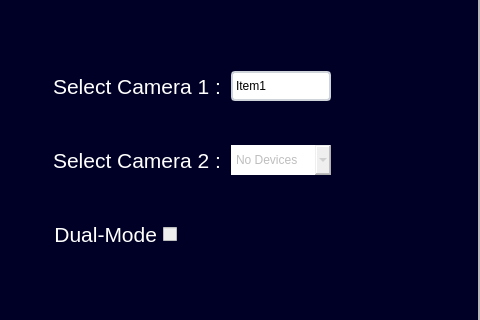
The window that ui/main_windows.ui (nlp4everyone/CameraApplication) describes before a commit, drawn with Qt 5; both pictures show x 549 to 1029 and y 116 to 436 of the 1029 by 600 pixel window.
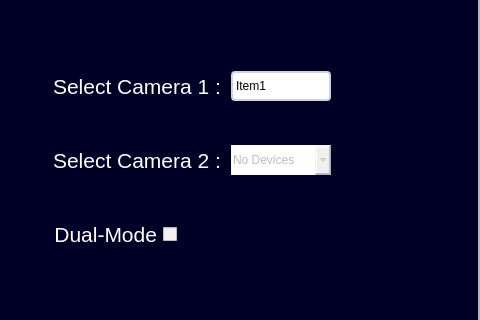
The same window after the commit.

Diff of the .ui file:
```diff
--- a/ui/main_windows.ui
+++ b/ui/main_windows.ui
@@ -683,6 +683,12 @@
                         <height>30</height>
                        </size>
                       </property>
+                      <property name="editable">
+                       <bool>true</bool>
+                      </property>
+                      <property name="currentText">
+                       <string>Not supported</string>
+                      </property>
                       <item>
                        <property name="text">
                         <string>No Devices</string>
```
